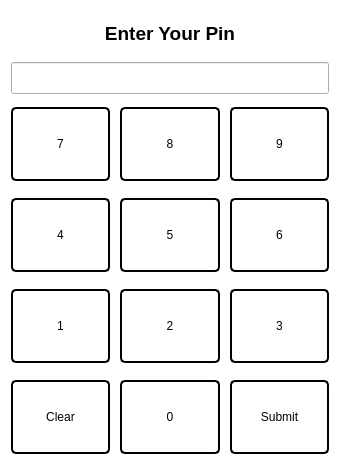
This is src/views/authenticate_views/pin_view.ui in devforgely/MFA-Simulator as Qt 5 draws it before an edit. The edited form follows.
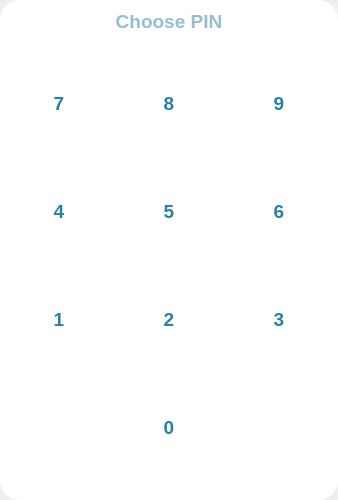
This is the edited form. Icons and pictures are not drawn.

Patch:
```diff
--- a/src/views/authenticate_views/pin_view.ui
+++ b/src/views/authenticate_views/pin_view.ui
@@ -6,8 +6,8 @@
    <rect>
     <x>0</x>
     <y>0</y>
-    <width>340</width>
-    <height>472</height>
+    <width>338</width>
+    <height>500</height>
    </rect>
   </property>
   <property name="maximumSize">
@@ -20,26 +20,60 @@
    <string>Form</string>
   </property>
   <property name="styleSheet">
-   <string notr="true">#Form {
+   <string notr="true">#frame {
 	background-color: white;
+	border-radius: 20px;
+}
+
+#pin_field {
+	color: #2681a6;
+	font-size: 14pt;
+	font-weight: 600;
+	border: none;
 }
 
 #gridFrame .QPushButton {
 	width: 70px;
 	height: 70px;
-	border: 2px solid black;
-	border-radius: 5px;
+	border: none;
+	border-radius: 30px;
+	color: #2681a6;
+	font-size: 14pt;
+	font-weight: 600;
+}
+
+#gridFrame .QPushButton:hover {
+	color: white;
+	background-color: #a3c7d6;
 }</string>
   </property>
-  <layout class="QVBoxLayout" name="verticalLayout_3">
+  <layout class="QVBoxLayout" name="verticalLayout">
+   <property name="spacing">
+    <number>0</number>
+   </property>
+   <property name="leftMargin">
+    <number>0</number>
+   </property>
+   <property name="topMargin">
+    <number>0</number>
+   </property>
+   <property name="rightMargin">
+    <number>0</number>
+   </property>
+   <property name="bottomMargin">
+    <number>0</number>
+   </property>
    <item>
-    <widget class="QLabel" name="label">
-     <property name="maximumSize">
-      <size>
-       <width>16777215</width>
-       <height>45</height>
-      </size>
+    <widget class="QFrame" name="frame">
+     <property name="frameShape">
+      <enum>QFrame::StyledPanel</enum>
      </property>
+     <property name="frameShadow">
+      <enum>QFrame::Raised</enum>
+     </property>
+     <layout class="QVBoxLayout" name="verticalLayout_2">
+      <item>
+       <widget class="QLineEdit" name="pin_field">
      <property name="font">
       <font>
        <pointsize>14</pointsize>
@@ -47,20 +81,17 @@
        <bold>true</bold>
       </font>
      </property>
-     <property name="text">
-      <string>Enter Your Pin</string>
+        <property name="maxLength">
+         <number>32767</number>
      </property>
      <property name="alignment">
       <set>Qt::AlignCenter</set>
      </property>
-    </widget>
-   </item>
-   <item>
-    <widget class="QLineEdit" name="pin_field">
-     <property name="font">
-      <font>
-       <pointsize>15</pointsize>
-      </font>
+        <property name="readOnly">
+         <bool>true</bool>
+        </property>
+        <property name="placeholderText">
+         <string>Choose PIN</string>
      </property>
     </widget>
    </item>
@@ -85,88 +116,111 @@
       <property name="spacing">
        <number>10</number>
       </property>
-      <item row="2" column="1">
+         <item row="2" column="1" alignment="Qt::AlignHCenter">
        <widget class="QPushButton" name="btn5">
         <property name="text">
          <string>5</string>
         </property>
        </widget>
       </item>
-      <item row="1" column="1">
+         <item row="1" column="1" alignment="Qt::AlignHCenter">
        <widget class="QPushButton" name="btn8">
         <property name="text">
          <string>8</string>
         </property>
        </widget>
       </item>
-      <item row="2" column="0">
+         <item row="2" column="0" alignment="Qt::AlignHCenter">
        <widget class="QPushButton" name="btn4">
         <property name="text">
          <string>4</string>
         </property>
        </widget>
       </item>
-      <item row="2" column="2">
+         <item row="2" column="2" alignment="Qt::AlignHCenter">
        <widget class="QPushButton" name="btn6">
         <property name="text">
          <string>6</string>
         </property>
        </widget>
       </item>
-      <item row="3" column="2">
+         <item row="3" column="2" alignment="Qt::AlignHCenter">
        <widget class="QPushButton" name="btn3">
         <property name="text">
          <string>3</string>
         </property>
        </widget>
       </item>
-      <item row="3" column="1">
+         <item row="3" column="1" alignment="Qt::AlignHCenter">
        <widget class="QPushButton" name="btn2">
         <property name="text">
          <string>2</string>
         </property>
        </widget>
       </item>
-      <item row="1" column="0">
+         <item row="1" column="0" alignment="Qt::AlignHCenter">
        <widget class="QPushButton" name="btn7">
         <property name="text">
          <string>7</string>
         </property>
        </widget>
       </item>
-      <item row="1" column="2">
+         <item row="1" column="2" alignment="Qt::AlignHCenter">
        <widget class="QPushButton" name="btn9">
         <property name="text">
          <string>9</string>
         </property>
        </widget>
       </item>
-      <item row="3" column="0">
+         <item row="3" column="0" alignment="Qt::AlignHCenter">
        <widget class="QPushButton" name="btn1">
         <property name="text">
          <string>1</string>
         </property>
        </widget>
       </item>
-      <item row="4" column="0">
+         <item row="4" column="0" alignment="Qt::AlignHCenter">
        <widget class="QPushButton" name="clear_btn">
         <property name="text">
-         <string>Clear</string>
+            <string/>
+           </property>
+           <property name="icon">
+            <iconset>
+             <normaloff>../../resources/icons/delete.svg</normaloff>../../resources/icons/delete.svg</iconset>
+           </property>
+           <property name="iconSize">
+            <size>
+             <width>40</width>
+             <height>40</height>
+            </size>
         </property>
        </widget>
       </item>
-      <item row="4" column="1">
+         <item row="4" column="1" alignment="Qt::AlignHCenter">
        <widget class="QPushButton" name="btn0">
         <property name="text">
          <string>0</string>
         </property>
        </widget>
       </item>
-      <item row="4" column="2">
+         <item row="4" column="2" alignment="Qt::AlignHCenter">
        <widget class="QPushButton" name="submit_btn">
-        <property name="text">
-         <string>Submit</string>
-        </property>
+           <property name="cursor">
+            <cursorShape>PointingHandCursor</cursorShape>
+           </property>
+           <property name="icon">
+            <iconset>
+             <normaloff>../../resources/icons/tick-circle.svg</normaloff>../../resources/icons/tick-circle.svg</iconset>
+           </property>
+           <property name="iconSize">
+            <size>
+             <width>35</width>
+             <height>35</height>
+            </size>
+           </property>
+          </widget>
+         </item>
+        </layout>
        </widget>
       </item>
      </layout>
```
Left out of the diff: 33 changed lines with no effect on the pictures. Lines whose indentation alone changed are shown as unchanged.
